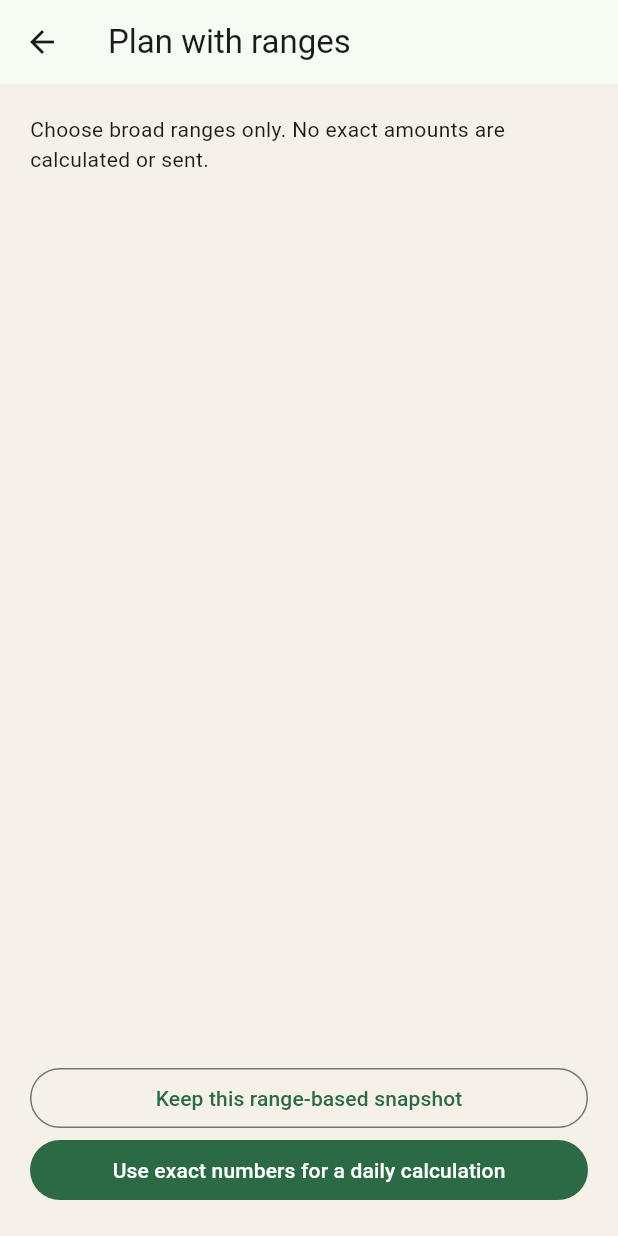
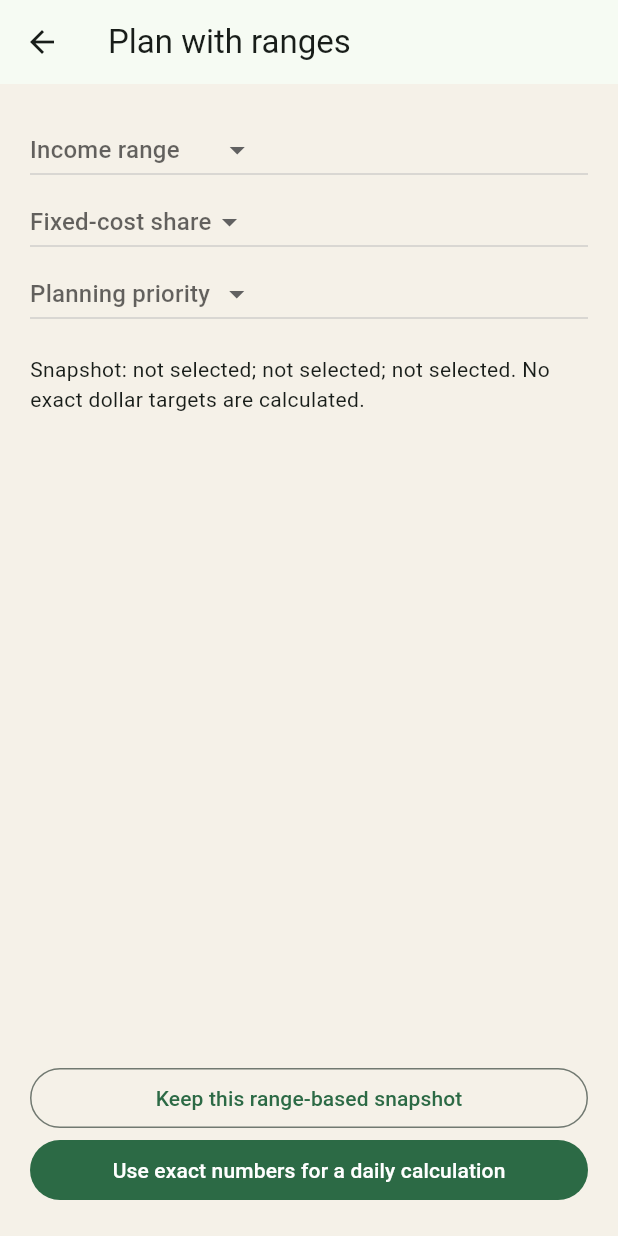
Before and after one commit to illusion81/moneymoneymoney, a Flutter app: the PlanRangeScreen screen opened directly with empty values, on a phone screen of 412 x 824 dp. Run offline on Flutter 3.47's test engine with Material 3 defaults, Android fonts, the phone set to English and light mode, and no system bars; our stand-ins replace file_picker, shared_preferences; accounts and stored records are empty.

Commit message:
feat: collect factual range planning snapshot

```diff
--- a/lib/screens/money_style_result_screen.dart
+++ b/lib/screens/money_style_result_screen.dart
@@ -44,6 +44,7 @@ class MoneyStyleResultScreen extends StatelessWidget {
                 ),
 
               // Archetype name (large)
+              const Text('Based on what you shared today'),
               Padding(
                 padding: const EdgeInsets.only(bottom: 8),
                 child: Text(
--- a/lib/screens/plan_range_screen.dart
+++ b/lib/screens/plan_range_screen.dart
@@ -2,4 +2,5 @@ import 'package:flutter/material.dart';
 enum IncomeRange { under2500, from2500To5000, from5000To8000, over8000, preferNotToSay }
 enum FixedCostShareRange { underHalf, aboutHalf, overHalf, unsure, preferNotToSay }
 enum PlanningPriority { breathingRoom, upcomingCost, reduceSpending, debtOrganisation, explore }
-class PlanRangeScreen extends StatelessWidget { const PlanRangeScreen({super.key,required this.onKeep,required this.onExact}); final VoidCallback onKeep,onExact; @override Widget build(BuildContext c)=>Scaffold(appBar:AppBar(title:const Text('Plan with ranges')),body:Padding(padding:const EdgeInsets.all(20),child:Column(crossAxisAlignment:CrossAxisAlignment.stretch,children:[const Text('Choose broad ranges only. No exact amounts are calculated or sent.'),const Spacer(),OutlinedButton(onPressed:onKeep,child:const Text('Keep this range-based snapshot')),FilledButton(onPressed:onExact,child:const Text('Use exact numbers for a daily calculation'))]))); }
+class PlanRangeScreen extends StatefulWidget { const PlanRangeScreen({super.key,required this.onKeep,required this.onExact}); final VoidCallback onKeep,onExact; @override State<PlanRangeScreen> createState()=>_PlanRangeScreenState(); }
+class _PlanRangeScreenState extends State<PlanRangeScreen> { IncomeRange? income; FixedCostShareRange? costs; PlanningPriority? priority; @override Widget build(BuildContext c)=>Scaffold(appBar:AppBar(title:const Text('Plan with ranges')),body:Padding(padding:const EdgeInsets.all(20),child:Column(crossAxisAlignment:CrossAxisAlignment.stretch,children:[DropdownButton<IncomeRange>(hint:const Text('Income range'),value:income,items:IncomeRange.values.map((v)=>DropdownMenuItem(value:v,child:Text(v.name))).toList(),onChanged:(v)=>setState(()=>income=v)),DropdownButton<FixedCostShareRange>(hint:const Text('Fixed-cost share'),value:costs,items:FixedCostShareRange.values.map((v)=>DropdownMenuItem(value:v,child:Text(v.name))).toList(),onChanged:(v)=>setState(()=>costs=v)),DropdownButton<PlanningPriority>(hint:const Text('Planning priority'),value:priority,items:PlanningPriority.values.map((v)=>DropdownMenuItem(value:v,child:Text(v.name))).toList(),onChanged:(v)=>setState(()=>priority=v)),const SizedBox(height:16),Text('Snapshot: ${income?.name ?? 'not selected'}; ${costs?.name ?? 'not selected'}; ${priority?.name ?? 'not selected'}. No exact dollar targets are calculated.'),const Spacer(),OutlinedButton(onPressed:widget.onKeep,child:const Text('Keep this range-based snapshot')),FilledButton(onPressed:widget.onExact,child:const Text('Use exact numbers for a daily calculation'))]))); }
```
